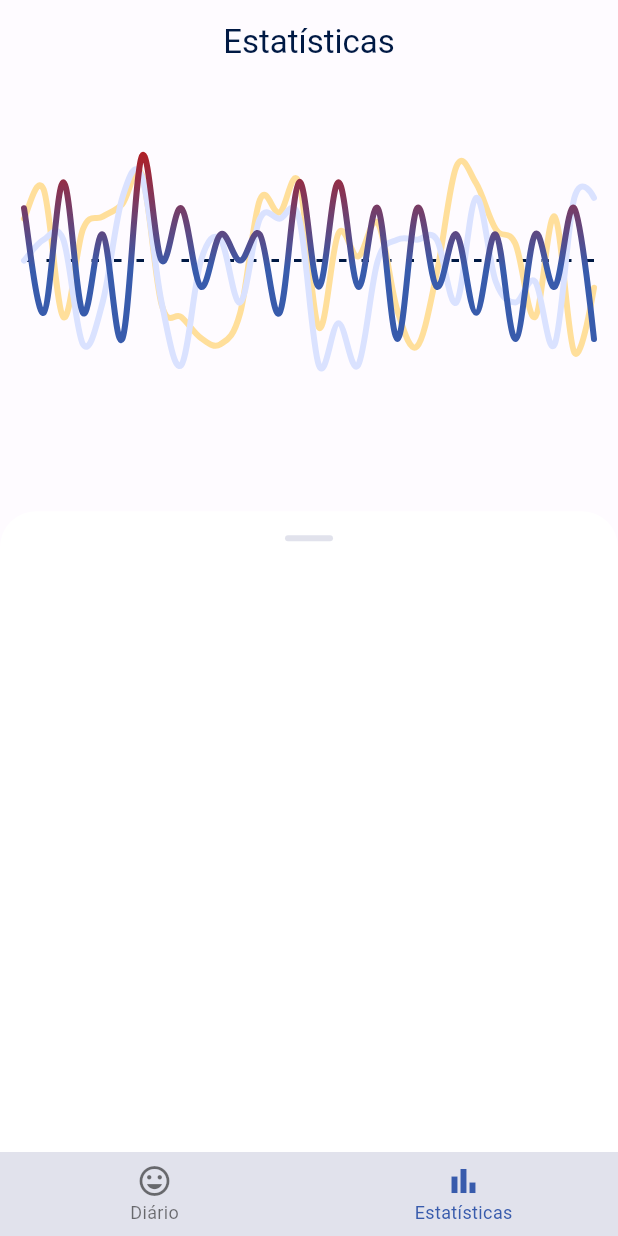
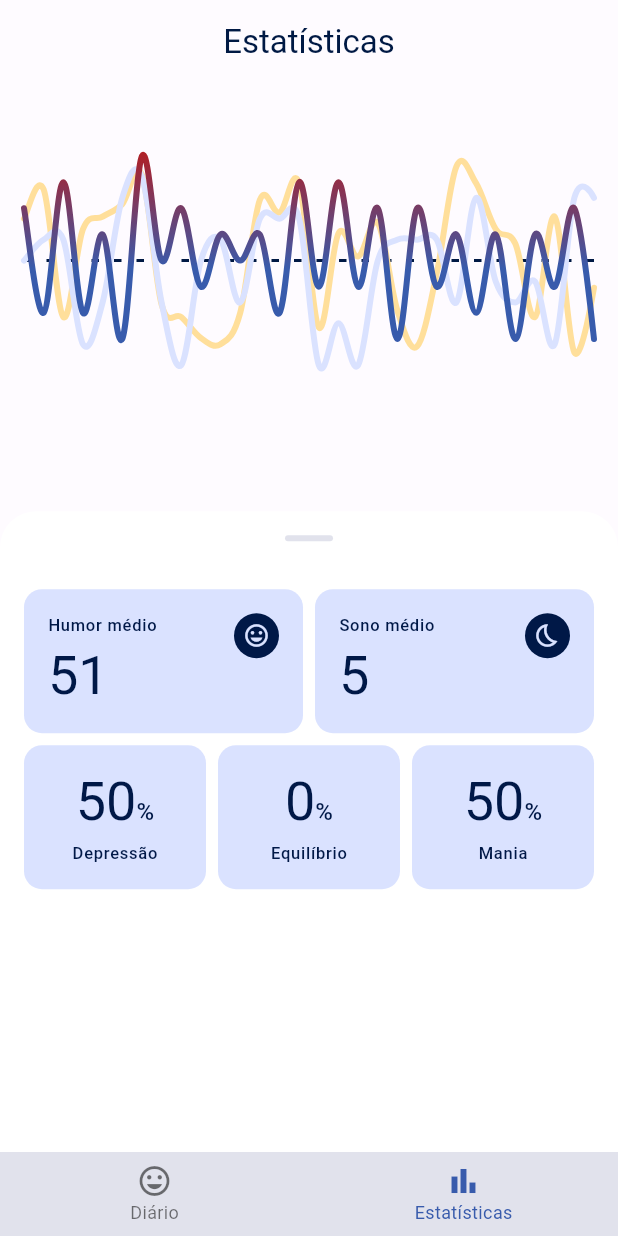
Before and after one commit to jv-soares/moodify_app, a Flutter app: the screen it shows after launch, item 2 of the bottom bar chosen, on a phone screen of 412 x 824 dp. Run offline on Flutter 3.47's test engine with Material 2 defaults, Android fonts, the phone set to English and light mode, and no system bars; drawn by our look-alikes of fl_chart; our stand-ins replace equatable, flutter_local_notifications, get_it, rxdart, scroll_snap_list, sqflite and 1 more; accounts and stored records are empty.

Commit message:
add statistics bottom sheet

```diff
--- a/lib/src/models/diary_analyzer.dart
+++ b/lib/src/models/diary_analyzer.dart
@@ -15,7 +15,7 @@ class DiaryAnalyzer {
         entries.length;
   }
 
-  double get averageSleepHours {
+  double get averageHoursOfSleep {
     return entries
             .map((e) => e.hoursOfSleep)
             .whereNotNull()
@@ -23,7 +23,7 @@ class DiaryAnalyzer {
         entries.length;
   }
 
-  EpisodeSeverityDistribution get episodeDistribution {
+  EpisodeSeverityDistribution calculateEpisodeDistribution() {
     int depressionCount = 0;
     int balancedCount = 0;
     int maniaCount = 0;
--- a/lib/src/pages/diary_dashboard/components/diary_entry_draggable_bottom_sheet.dart
+++ b/lib/src/pages/diary_dashboard/components/diary_entry_draggable_bottom_sheet.dart
@@ -85,7 +85,6 @@ class _Header extends StatelessWidget {
     return Column(
       crossAxisAlignment: CrossAxisAlignment.start,
       children: [
-        const SizedBox(height: 16),
         Row(
           mainAxisAlignment: MainAxisAlignment.spaceBetween,
           children: [
--- /dev/null
+++ b/lib/src/pages/statistics/components/statistics_cards.dart
@@ -0,0 +1,199 @@
+import 'package:flutter/material.dart';
+
+import '../../../models/diary_analyzer.dart';
+import '../../../models/diary_entry.dart';
+
+class StatisticsCards extends StatefulWidget {
+  final List<DiaryEntry> entries;
+
+  const StatisticsCards({super.key, required this.entries});
+
+  @override
+  State<StatisticsCards> createState() => _StatisticsCardsState();
+}
+
+class _StatisticsCardsState extends State<StatisticsCards> {
+  late DiaryAnalyzer _analyzer;
+  late EpisodeSeverityDistribution _distribution;
+
+  @override
+  void initState() {
+    super.initState();
+    _analyzer = DiaryAnalyzer(widget.entries);
+    _distribution = _analyzer.calculateEpisodeDistribution();
+  }
+
+  @override
+  void didUpdateWidget(StatisticsCards oldWidget) {
+    super.didUpdateWidget(oldWidget);
+    _analyzer = DiaryAnalyzer(widget.entries);
+    _distribution = _analyzer.calculateEpisodeDistribution();
+  }
+
+  @override
+  Widget build(BuildContext context) {
+    return Column(
+      children: [
+        Row(
+          children: [
+            Expanded(
+              child: _StatisticsAverageCard(
+                label: 'Humor médio',
+                value: _analyzer.averageMood,
+                icon: Icons.mood,
+              ),
+            ),
+            const SizedBox(width: 8),
+            Expanded(
+              child: _StatisticsAverageCard(
+                label: 'Sono médio',
+                value: _analyzer.averageHoursOfSleep,
+                icon: Icons.bedtime_outlined,
+              ),
+            ),
+          ],
+        ),
+        const SizedBox(height: 8),
+        Row(
+          children: [
+            Expanded(
+              child: _EpisodeSeverityFractionCard(
+                label: 'Depressão',
+                value: _distribution.depression,
+              ),
+            ),
+            const SizedBox(width: 8),
+            Expanded(
+              child: _EpisodeSeverityFractionCard(
+                label: 'Equilíbrio',
+                value: _distribution.balanced,
+              ),
+            ),
+            const SizedBox(width: 8),
+            Expanded(
+              child: _EpisodeSeverityFractionCard(
+                label: 'Mania',
+                value: _distribution.mania,
+              ),
+            ),
+          ],
+        ),
+      ],
+    );
+  }
+}
+
+class _StatisticsAverageCard extends StatelessWidget {
+  final String label;
+  final double value;
+  final IconData icon;
+
+  const _StatisticsAverageCard({
+    super.key,
+    required this.label,
+    required this.value,
+    required this.icon,
+  });
+
+  @override
+  Widget build(BuildContext context) {
+    final primaryContainerColor =
+        Theme.of(context).colorScheme.primaryContainer;
+    final onPrimaryContainerColor =
+        Theme.of(context).colorScheme.onPrimaryContainer;
+    return Container(
+      padding: const EdgeInsets.all(16),
+      decoration: BoxDecoration(
+        color: primaryContainerColor,
+        borderRadius: BorderRadius.circular(12),
+      ),
+      child: Row(
+        mainAxisAlignment: MainAxisAlignment.spaceBetween,
+        crossAxisAlignment: CrossAxisAlignment.start,
+        children: [
+          Column(
+            crossAxisAlignment: CrossAxisAlignment.start,
+            children: [
+              Text(
+                label,
+                style: Theme.of(context).textTheme.labelSmall?.copyWith(
+                      color: onPrimaryContainerColor,
+                    ),
+              ),
+              const SizedBox(height: 4),
+              Text(
+                value.toStringAsFixed(0),
+                style: Theme.of(context).textTheme.displaySmall?.copyWith(
+                      color: onPrimaryContainerColor,
+                    ),
+              ),
+            ],
+          ),
+          Container(
+            padding: const EdgeInsets.all(6),
+            decoration: BoxDecoration(
+              shape: BoxShape.circle,
+              color: onPrimaryContainerColor,
+            ),
+            child: Icon(icon, color: primaryContainerColor, size: 18),
+          ),
+        ],
+      ),
+    );
+  }
+}
+
+class _EpisodeSeverityFractionCard extends StatelessWidget {
+  final String label;
+  final double value;
+
+  const _EpisodeSeverityFractionCard({
+    super.key,
+    required this.label,
+    required this.value,
+  });
+
+  @override
+  Widget build(BuildContext context) {
+    final primaryContainerColor =
+        Theme.of(context).colorScheme.primaryContainer;
+    final onPrimaryContainerColor =
+        Theme.of(context).colorScheme.onPrimaryContainer;
+    return Container(
+      padding: const EdgeInsets.all(16),
+      decoration: BoxDecoration(
+        color: primaryContainerColor,
+        borderRadius: BorderRadius.circular(12),
+      ),
+      child: Column(
+        children: [
+          RichText(
+            text: TextSpan(
+              children: [
+                TextSpan(
+                  text: (value * 100).toStringAsFixed(0),
+                  style: Theme.of(context).textTheme.displaySmall?.copyWith(
+                        color: onPrimaryContainerColor,
+                      ),
+                ),
+                TextSpan(
+                  text: '%',
+                  style: Theme.of(context).textTheme.titleMedium?.copyWith(
+                        color: onPrimaryContainerColor,
+                      ),
+                ),
+              ],
+            ),
+          ),
+          const SizedBox(height: 4),
+          Text(
+            label,
+            style: Theme.of(context).textTheme.labelSmall?.copyWith(
+                  color: onPrimaryContainerColor,
+                ),
+          ),
+        ],
+      ),
+    );
+  }
+}
--- /dev/null
+++ b/lib/src/pages/statistics/components/statistics_draggable_bottom_sheet.dart
@@ -0,0 +1,27 @@
+import 'package:flutter/material.dart';
+
+import '../../../models/diary_entry.dart';
+import '../../../widgets/moodify_draggable_bottom_sheet.dart';
+import 'statistics_cards.dart';
+
+class StatisticsDraggableBottomSheet extends StatelessWidget {
+  final List<DiaryEntry> entries;
+
+  const StatisticsDraggableBottomSheet({
+    super.key,
+    required this.entries,
+  });
+
+  @override
+  Widget build(BuildContext context) {
+    return MoodifyDraggableBottomSheet(
+      initialChildSize: .6,
+      minChildSize: .6,
+      content: Column(
+        children: [
+          StatisticsCards(entries: entries),
+        ],
+      ),
+    );
+  }
+}
--- a/lib/src/pages/statistics/statistics_page.dart
+++ b/lib/src/pages/statistics/statistics_page.dart
@@ -1,7 +1,8 @@
+import 'package:collection/collection.dart';
 import 'package:flutter/material.dart';
+import 'package:moodify_app/src/pages/statistics/components/statistics_draggable_bottom_sheet.dart';
 import 'package:provider/provider.dart';
 
-import '../../widgets/moodify_draggable_bottom_sheet.dart';
 import '../diary_dashboard/notifiers/diary_dashboard_notifier.dart';
 import 'components/statistics_chart.dart';
 
@@ -19,19 +20,21 @@ class StatisticsPage extends StatelessWidget {
         ),
         body: Stack(
           children: [
-            if (notifier.state is Loaded)
+            if (notifier.state is Loaded) ...[
               Container(
                 padding:
                     const EdgeInsets.symmetric(horizontal: 16, vertical: 48),
                 height: MediaQuery.of(context).size.height / 3.5,
                 child: const StatisticsChart(),
               ),
-            if (notifier.state is Loading) const CircularProgressIndicator(),
-            MoodifyDraggableBottomSheet(
-              initialChildSize: .6,
-              minChildSize: .6,
-              content: Column(),
-            ),
+              StatisticsDraggableBottomSheet(
+                entries: (notifier.state as Loaded)
+                    .entries
+                    .map((e) => e.diaryEntry)
+                    .whereNotNull()
+                    .toList(),
+              ),
+            ]
           ],
         ),
       );
--- a/lib/src/widgets/moodify_draggable_bottom_sheet.dart
+++ b/lib/src/widgets/moodify_draggable_bottom_sheet.dart
@@ -29,7 +29,15 @@ class MoodifyDraggableBottomSheet extends StatelessWidget {
           controller: scrollController,
           child: Padding(
             padding: const EdgeInsets.symmetric(horizontal: 16),
-            child: Column(children: [_buildHandle(context), content]),
+            child: Column(
+              children: [
+                _buildHandle(context),
+                Padding(
+                  padding: const EdgeInsets.symmetric(vertical: 16),
+                  child: content,
+                )
+              ],
+            ),
           ),
         ),
       ),
```
Also changed, not shown: 1 other file.
